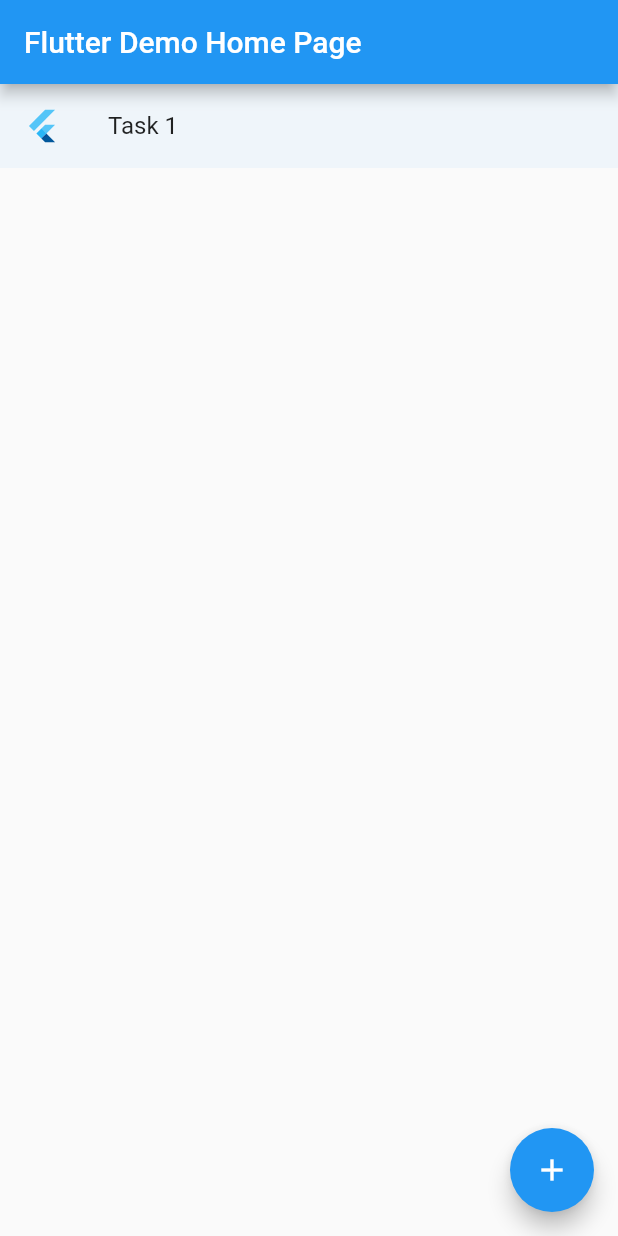
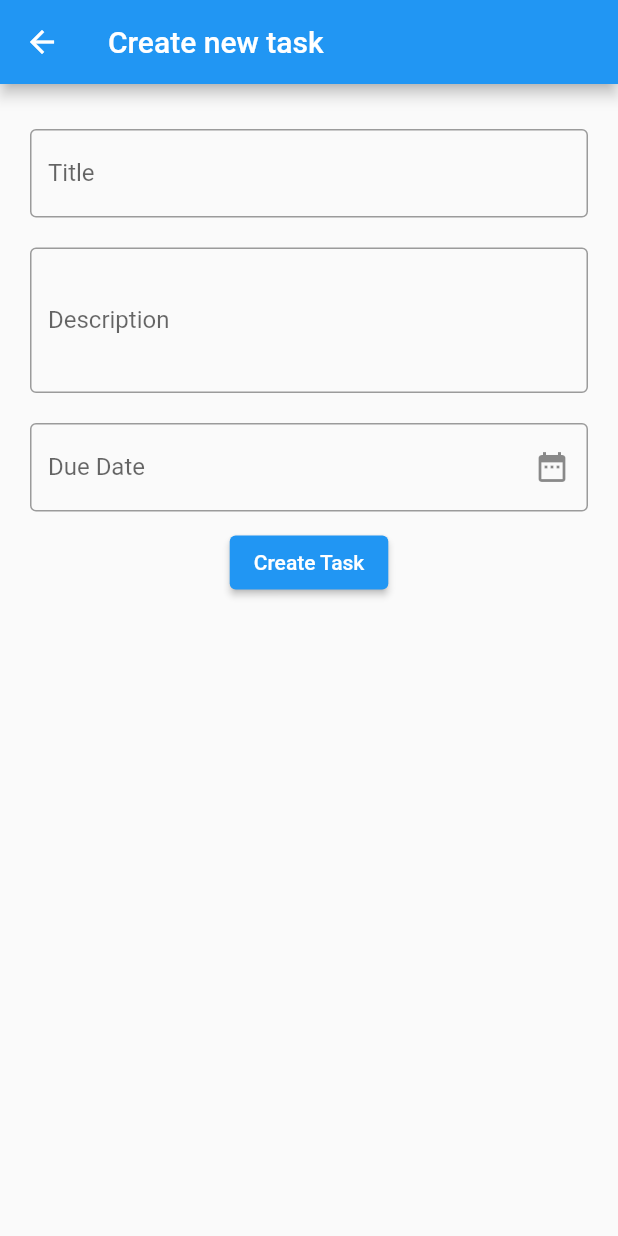
Before and after one commit to moduslabs/flutter-testing-experiment, a Flutter app: the screen it shows after launch, after a tap on the "add" icon, on a phone screen of 412 x 824 dp. Run offline on Flutter 3.47's test engine with Material 2 defaults, Android fonts, the phone set to English and light mode, and no system bars; our stand-ins replace cloud_firestore, firebase_core, get_it; accounts and stored records are empty.

Commit message:
Creates Task form with stacked as state management tool (#3)
* Stacked boilerplate + routing

* task form

* Firebase + Task crud

* Firebase + Task crud

* Removes stacked and implements another DI/Routing strategy.

* Last features.

* Remove secret file

* Remove secret file

```diff
--- /dev/null
+++ b/lib/injector.dart
@@ -0,0 +1,8 @@
+import 'package:flutter_testing_experiment/src/core/services/task_service.dart';
+import 'package:get_it/get_it.dart';
+
+final getIt = GetIt.instance;
+
+void setup() {
+  getIt.registerLazySingleton<TaskService>(() => TaskService());
+}
--- a/lib/main.dart
+++ b/lib/main.dart
@@ -1,66 +1,34 @@
+import 'package:firebase_core/firebase_core.dart';
 import 'package:flutter/material.dart';
-import 'package:flutter_testing_experiment/task_list.dart';
+import 'package:flutter_testing_experiment/injector.dart';
+import 'package:flutter_testing_experiment/routes.dart';
+import 'package:flutter_testing_experiment/src/core/models/task_view_model.dart';
+import 'package:provider/provider.dart';
 
-void main() {
-  runApp(MyApp());
+Future<void> main() async {
+  WidgetsFlutterBinding.ensureInitialized();
+  await Firebase.initializeApp();
+  setup();
+  runApp(
+    MultiProvider(
+      providers: [
+        ChangeNotifierProvider(create: (context) => TaskViewModel()),
+      ],
+      child: MyApp(),
+    ),
+  );
 }
 
 class MyApp extends StatelessWidget {
   @override
   Widget build(BuildContext context) {
     return MaterialApp(
-      title: 'Flutter Demo',
+      title: "Modite's TodoList",
       theme: ThemeData(
         primarySwatch: Colors.blue,
       ),
-      home: const MyHomePage(title: 'Flutter Demo Home Page'),
+      onGenerateRoute: generateRoutes,
+      initialRoute: '/',
     );
   }
 }
-
-class MyHomePage extends StatefulWidget {
-  const MyHomePage({Key? key, required this.title}) : super(key: key);
-  final String title;
-
-  @override
-  _MyHomePageState createState() => _MyHomePageState();
-}
-
-class _MyHomePageState extends State<MyHomePage> {
-  final _tasks = <String>[];
-
-  int _counter = 0;
-
-  void _addTask() {
-    setState(() {
-      _counter++;
-      _tasks.add("Task $_counter");
-    });
-  }
-
-  void _removeTask(String name) {
-    setState(() {
-      _tasks.remove(name);
-    });
-  }
-
-  @override
-  Widget build(BuildContext context) {
-    return Scaffold(
-      appBar: AppBar(
-        title: Text(widget.title),
-      ),
-      body: TaskList(
-          tasks: _tasks,
-          onRemove: _removeTask,
-          onReorder: () {
-            setState(() {});
-          }),
-      floatingActionButton: FloatingActionButton(
-        onPressed: _addTask,
-        tooltip: 'Add a new task',
-        child: const Icon(Icons.add),
-      ),
-    );
-  }
-}
--- /dev/null
+++ b/lib/routes.dart
@@ -0,0 +1,21 @@
+import 'package:flutter/material.dart';
+import 'package:flutter_testing_experiment/src/core/data/task.dart';
+
+import 'src/ui/views/task_details_view.dart';
+import 'src/ui/views/task_list_view.dart';
+
+Route<dynamic> generateRoutes(RouteSettings settings) {
+  switch (settings.name) {
+    case '/':
+      return MaterialPageRoute(builder: (_) => const TaskView());
+    case '/task':
+      if (settings.arguments is Task) {
+        return MaterialPageRoute<Task>(
+            builder: (_) => TaskDetailsView(task: settings.arguments as Task?));
+      } else {
+        return MaterialPageRoute(builder: (_) => const TaskDetailsView());
+      }
+    default:
+      return MaterialPageRoute(builder: (_) => const TaskView());
+  }
+}
--- /dev/null
+++ b/lib/src/core/data/task.dart
@@ -0,0 +1,47 @@
+import 'package:cloud_firestore/cloud_firestore.dart';
+
+class Task {
+  String? id;
+  String title;
+  String? description;
+  DateTime dueDate;
+  bool done;
+
+  Task(
+      {this.id,
+      required this.title,
+      required this.dueDate,
+      this.description,
+      this.done = false});
+
+  factory Task.fromJson(String id, Map<String, dynamic> data) {
+    return Task(
+        id: id,
+        title: data['title'] as String,
+        description: data['description'] as String,
+        done: data['done'] as bool,
+        dueDate: (data['dueDate'] as Timestamp).toDate());
+  }
+
+  Map<String, dynamic> toJson() {
+    return {
+      'title': title,
+      'description': description,
+      'dueDate': dueDate,
+      'done': done,
+    };
+  }
+
+  @override
+  String toString() {
+    return 'Task{id: $id, title: $title, description: $description, dueDate: $dueDate, done: $done}';
+  }
+
+  @override
+  bool operator ==(Object other) =>
+      identical(this, other) ||
+      other is Task && runtimeType == other.runtimeType && id == other.id;
+
+  @override
+  int get hashCode => id.hashCode;
+}
--- /dev/null
+++ b/lib/src/core/models/task_view_model.dart
@@ -0,0 +1,43 @@
+import 'dart:collection';
+
+import 'package:flutter/material.dart';
+import 'package:flutter_testing_experiment/injector.dart';
+import 'package:flutter_testing_experiment/src/core/data/task.dart';
+import 'package:flutter_testing_experiment/src/core/services/task_service.dart';
+
+class TaskViewModel extends ChangeNotifier {
+  late final TaskService _taskService;
+
+  TaskViewModel() {
+    _taskService = getIt<TaskService>();
+  }
+
+  Future<List<Task>> getAll() async {
+    return UnmodifiableListView(await _taskService.getAll());
+  }
+
+  Future<List<Task>> getPending() async {
+    return UnmodifiableListView(await _taskService.getPending());
+  }
+
+  Future<void> add(Task task) async {
+    await _taskService.save(task);
+    notifyListeners();
+  }
+
+  Future<void> set(Task task) async {
+    await _taskService.update(task);
+    notifyListeners();
+  }
+
+  Future<void> setAsDone(Task task) async {
+    task.done = true;
+    await _taskService.update(task);
+    notifyListeners();
+  }
+
+  Future<void> remove(Task task) async {
+    await _taskService.remove(task);
+    notifyListeners();
+  }
+}
--- /dev/null
+++ b/lib/src/core/services/crud.dart
@@ -0,0 +1,7 @@
+abstract class Crud<E, K> {
+  Future<E> save(E entity);
+  Future<E> update(E entity);
+  Future<void> remove(E entity);
+  Future<E> getOne(K key);
+  Future<List<E>> getAll();
+}
--- /dev/null
+++ b/lib/src/core/services/task_service.dart
@@ -0,0 +1,58 @@
+import 'package:cloud_firestore/cloud_firestore.dart';
+import 'package:flutter_testing_experiment/src/core/data/task.dart';
+
+import 'crud.dart';
+
+class TaskService extends Crud<Task, String> {
+  final CollectionReference tasksCollection =
+      FirebaseFirestore.instance.collection('tasks');
+
+  @override
+  Future<Task> save(Task entity) async {
+    return tasksCollection.add(entity.toJson()).asStream().map((event) {
+      entity.id = event.id;
+      return entity;
+    }).single;
+  }
+
+  @override
+  Future<List<Task>> getAll() async {
+    return tasksCollection.get().then((value) => value.docs
+        .map((snapshot) =>
+            Task.fromJson(snapshot.id, snapshot.data() as Map<String, dynamic>))
+        .toList());
+  }
+
+  @override
+  Future<List<Task>> getPending() async {
+    return tasksCollection.where('done', isEqualTo: false).get().then((value) =>
+        value.docs
+            .map((snapshot) => Task.fromJson(
+                snapshot.id, snapshot.data() as Map<String, dynamic>))
+            .toList());
+  }
+
+  @override
+  Future<Task> update(Task entity) {
+    return tasksCollection
+        .doc(entity.id)
+        .update(entity.toJson())
+        .then((value) => entity);
+  }
+
+  @override
+  Future<void> remove(Task entity) async {
+    await tasksCollection.doc(entity.id).delete();
+  }
+
+  @override
+  Future<Task> getOne(String key) {
+    return tasksCollection
+        .doc(key)
+        .get()
+        .asStream()
+        .map((snapshot) =>
+            Task.fromJson(snapshot.id, snapshot.data() as Map<String, dynamic>))
+        .single;
+  }
+}
--- /dev/null
+++ b/lib/src/ui/containers/task_details.dart
@@ -0,0 +1,126 @@
+import 'package:flutter/material.dart';
+import 'package:flutter_testing_experiment/src/core/data/task.dart';
+import 'package:flutter_testing_experiment/src/core/models/task_view_model.dart';
+import 'package:intl/intl.dart';
+import 'package:provider/provider.dart';
+
+class TaskDetails extends StatefulWidget {
+  TaskDetails({Key? key, this.task}) : super(key: key);
+
+  Task? task;
+
+  @override
+  _TaskDetailsState createState() => _TaskDetailsState();
+}
+
+class _TaskDetailsState extends State<TaskDetails> {
+  final _formKey = GlobalKey<FormState>();
+  final _titleController = TextEditingController();
+  final _descriptionController = TextEditingController();
+  final _dueDateController = TextEditingController();
+
+  @override
+  void dispose() {
+    _titleController.dispose();
+    _descriptionController.dispose();
+    _dueDateController.dispose();
+    super.dispose();
+  }
+
+  @override
+  Widget build(BuildContext context) {
+    final task = widget.task;
+
+    if (task != null) {
+      setState(() {
+        _titleController.text = task.title;
+        _descriptionController.text = task.description ?? '';
+        _dueDateController.text = DateFormat.yMEd().format(task.dueDate);
+      });
+    }
+
+    return Consumer<TaskViewModel>(
+      builder: (context, model, child) {
+        return Form(
+            key: _formKey,
+            child: Padding(
+              padding: const EdgeInsets.symmetric(horizontal: 20, vertical: 20),
+              child: Column(
+                  crossAxisAlignment: CrossAxisAlignment.start,
+                  children: [
+                    Padding(
+                      padding: const EdgeInsets.symmetric(vertical: 10),
+                      child: TextFormField(
+                          controller: _titleController,
+                          decoration: const InputDecoration(
+                            border: OutlineInputBorder(),
+                            labelText: "Title",
+                          )),
+                    ),
+                    Padding(
+                      padding: const EdgeInsets.symmetric(vertical: 10),
+                      child: TextFormField(
+                        minLines: 3,
+                        maxLines: 5,
+                        controller: _descriptionController,
+                        decoration: const InputDecoration(
+                          border: OutlineInputBorder(),
+                          labelText: "Description",
+                        ),
+                      ),
+                    ),
+                    Padding(
+                      padding: const EdgeInsets.symmetric(vertical: 10),
+                      child: TextFormField(
+                        controller: _dueDateController,
+                        readOnly: true,
+                        decoration: InputDecoration(
+                            border: const OutlineInputBorder(),
+                            labelText: "Due Date",
+                            suffixIcon: IconButton(
+                                onPressed: () async {
+                                  final date = await showDatePicker(
+                                      context: context,
+                                      initialDate: DateTime.now(),
+                                      firstDate: DateTime(2000),
+                                      lastDate: DateTime(2030));
+                                  if (date != null) {
+                                    _dueDateController.text =
+                                        DateFormat.yMEd().format(date);
+                                  }
+                                },
+                                icon: const Icon(
+                                  Icons.date_range,
+                                  size: 24.0,
+                                  semanticLabel: "Select the due date",
+                                ))),
+                      ),
+                    ),
+                    Row(mainAxisAlignment: MainAxisAlignment.center, children: [
+                      ElevatedButton(
+                        onPressed: () {
+                          if (_formKey.currentState!.validate()) {
+                            final task = Task(
+                              id: widget.task?.id,
+                              title: _titleController.text,
+                              dueDate: DateFormat.yMEd()
+                                  .parse(_dueDateController.text),
+                              description: _descriptionController.text,
+                            );
+
+                            (task.id != null
+                                    ? model.set(task)
+                                    : model.add(task))
+                                .then((value) => Navigator.pop(context));
+                          }
+                        },
+                        child: Text(
+                            task?.id == null ? 'Create Task' : 'Update Task'),
+                      )
+                    ]),
+                  ]),
+            ));
+      },
+    );
+  }
+}
--- /dev/null
+++ b/lib/src/ui/containers/task_list.dart
@@ -0,0 +1,66 @@
+import 'package:flutter/material.dart';
+import 'package:flutter_testing_experiment/src/core/data/task.dart';
+import 'package:flutter_testing_experiment/src/core/models/task_view_model.dart';
+import 'package:provider/provider.dart';
+
+class TaskListView extends StatelessWidget {
+  const TaskListView(
+      {Key? key,
+      required this.tasks,
+      required this.onTap,
+      required this.onReorder})
+      : super(key: key);
+
+  final List<Task> tasks;
+  final Function onTap;
+  final Function onReorder;
+
+  @override
+  Widget build(BuildContext context) {
+    final ColorScheme colorScheme = Theme.of(context).colorScheme;
+    final Color oddItemColor = colorScheme.primary.withOpacity(0.05);
+    final Color evenItemColor = colorScheme.primary.withOpacity(0.15);
+    return Consumer<TaskViewModel>(
+      builder: (context, model, child) {
+        return ReorderableListView(
+            onReorder: (int oldIndex, int newIndex) {
+              if (oldIndex < newIndex) {
+                newIndex -= 1;
+              }
+              final Task task = tasks.removeAt(oldIndex);
+              tasks.insert(newIndex, task);
+              onReorder();
+            },
+            children: tasks
+                .map((task) => Dismissible(
+                    onDismissed: (direction) async {
+                      switch (direction) {
+                        case DismissDirection.startToEnd:
+                          await model.setAsDone(task);
+                          break;
+                        case DismissDirection.endToStart:
+                          await model.remove(task);
+                          break;
+                        default:
+                          break;
+                      }
+                    },
+                    key: UniqueKey(),
+                    child: ListTile(
+                        leading: const FlutterLogo(),
+                        key: Key(task.id!),
+                        trailing: IconButton(
+                            icon: const Icon(Icons.delete),
+                            onPressed: () => model.remove(task)),
+                        tileColor: tasks.indexOf(task).isEven
+                            ? evenItemColor
+                            : oddItemColor,
+                        title: Text(task.title),
+                        onTap: () {
+                          onTap(task);
+                        })))
+                .toList(growable: true));
+      },
+    );
+  }
+}
--- /dev/null
+++ b/lib/src/ui/views/task_details_view.dart
@@ -0,0 +1,27 @@
+import 'package:flutter/material.dart';
+import 'package:flutter_testing_experiment/src/core/data/task.dart';
+import 'package:flutter_testing_experiment/src/ui/containers/task_details.dart';
+
+class TaskDetailsView extends StatefulWidget {
+  final Task? task;
+
+  const TaskDetailsView({Key? key, this.task}) : super(key: key);
+
+  @override
+  _TaskDetailsViewState createState() => _TaskDetailsViewState();
+}
+
+class _TaskDetailsViewState extends State<TaskDetailsView> {
+  @override
+  Widget build(BuildContext context) {
+    return Scaffold(
+        appBar: AppBar(
+          title: widget.task == null
+              ? const Text("Create new task")
+              : Text(widget.task!.title),
+        ),
+        body: widget.task == null
+            ? TaskDetails()
+            : TaskDetails(task: widget.task));
+  }
+}
--- /dev/null
+++ b/lib/src/ui/views/task_list_view.dart
@@ -0,0 +1,62 @@
+import 'package:flutter/material.dart';
+import 'package:flutter_testing_experiment/src/core/data/task.dart';
+import 'package:flutter_testing_experiment/src/core/models/task_view_model.dart';
+import 'package:flutter_testing_experiment/src/ui/containers/task_list.dart';
+import 'package:provider/provider.dart';
+
+class TaskView extends StatefulWidget {
+  const TaskView({Key? key}) : super(key: key);
+
+  @override
+  _TaskViewState createState() => _TaskViewState();
+}
+
+class _TaskViewState extends State<TaskView> {
+  @override
+  Widget build(BuildContext context) {
+    return Consumer<TaskViewModel>(
+      builder: (context, model, child) {
+        return FutureBuilder<List<Task>>(
+          future: model.getPending(),
+          builder: (context, snapshot) {
+            if (snapshot.hasError) {
+              throw ErrorDescription(snapshot.error.toString());
+            }
+            if (snapshot.hasData) {
+              return Scaffold(
+                appBar: AppBar(
+                  title: const Text("Pending Tasks"),
+                ),
+                body: TaskListView(
+                    tasks: snapshot.data ?? [],
+                    onTap: (Task task) {
+                      Navigator.pushNamed<Task>(context, '/task',
+                          arguments: task);
+                    },
+                    onReorder: () {
+                      setState(() {});
+                    }),
+                floatingActionButton: FloatingActionButton(
+                  onPressed: () {
+                    Navigator.pushNamed(context, '/task');
+                  },
+                  tooltip: 'Add a new task',
+                  child: const Icon(Icons.add),
+                ),
+              );
+            }
+            return Scaffold(
+              appBar: AppBar(
+                title: const Text("Pending Tasks"),
+              ),
+              body: const CircularProgressIndicator(
+                value: 100,
+                semanticsLabel: 'Linear progress indicator',
+              ),
+            );
+          },
+        );
+      },
+    );
+  }
+}
--- a/lib/task_list.dart
+++ /dev/null
@@ -1,44 +0,0 @@
-import 'package:flutter/material.dart';
-
-class TaskList extends StatelessWidget {
-  const TaskList(
-      {Key? key,
-      required this.tasks,
-      required this.onRemove,
-      required this.onReorder})
-      : super(key: key);
-
-  final List<String> tasks;
-  final Function onRemove;
-  final Function onReorder;
-
-  @override
-  Widget build(BuildContext context) {
-    final ColorScheme colorScheme = Theme.of(context).colorScheme;
-    final Color oddItemColor = colorScheme.primary.withOpacity(0.05);
-    final Color evenItemColor = colorScheme.primary.withOpacity(0.15);
-
-    final tiles = tasks
-        .map((task) => ListTile(
-            leading: const FlutterLogo(),
-            key: Key(task),
-            tileColor: int.parse(task.substring(5)).isOdd
-                ? oddItemColor
-                : evenItemColor,
-            title: Text(task),
-            onTap: () {
-              onRemove(task);
-            }))
-        .toList(growable: true);
-    return ReorderableListView(
-        onReorder: (int oldIndex, int newIndex) {
-          if (oldIndex < newIndex) {
-            newIndex -= 1;
-          }
-          final String item = tasks.removeAt(oldIndex);
-          tasks.insert(newIndex, item);
-          onReorder();
-        },
-        children: tiles);
-  }
-}
--- a/pubspec.yaml
+++ b/pubspec.yaml
@@ -11,10 +11,16 @@ dependencies:
     sdk: flutter
   cupertino_icons: ^1.0.2
   lint: ^1.6.0
+  intl: ^0.17.0
+  firebase_core: ^1.7.0
+  cloud_firestore: ^2.5.3
+  get_it: ^7.2.0
+  provider: ^6.0.1
 
 dev_dependencies:
   flutter_test:
     sdk: flutter
   mockito: ^5.0.15
+
 flutter:
   uses-material-design: true
```
Also changed, not shown: pubspec.lock, 7 other files.
